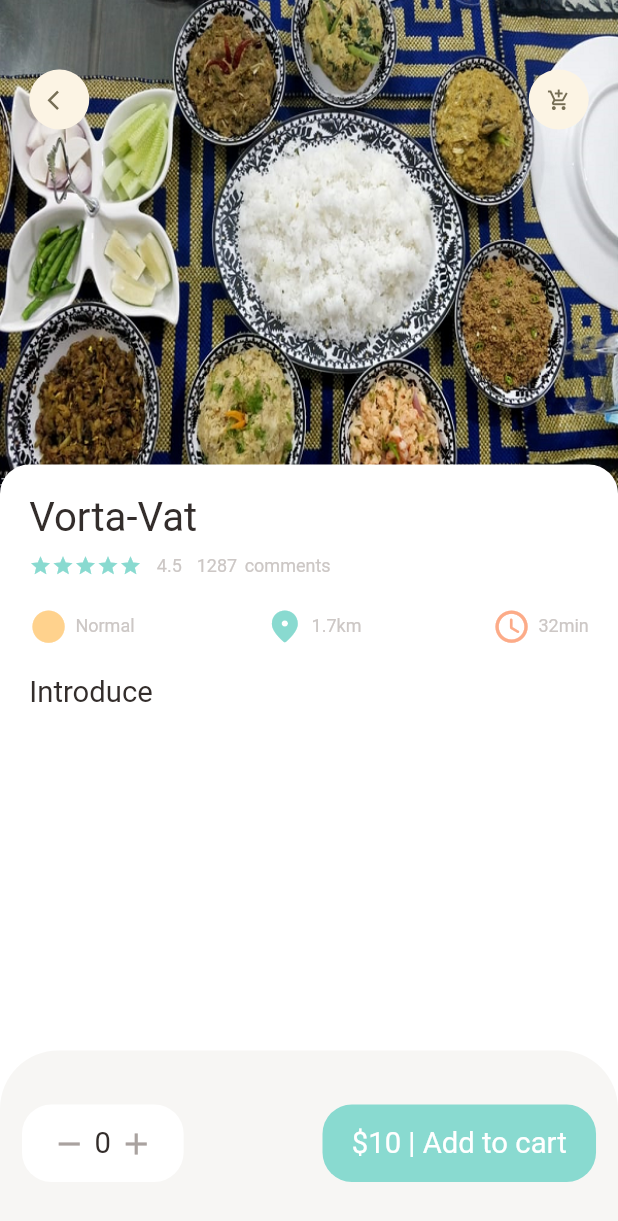
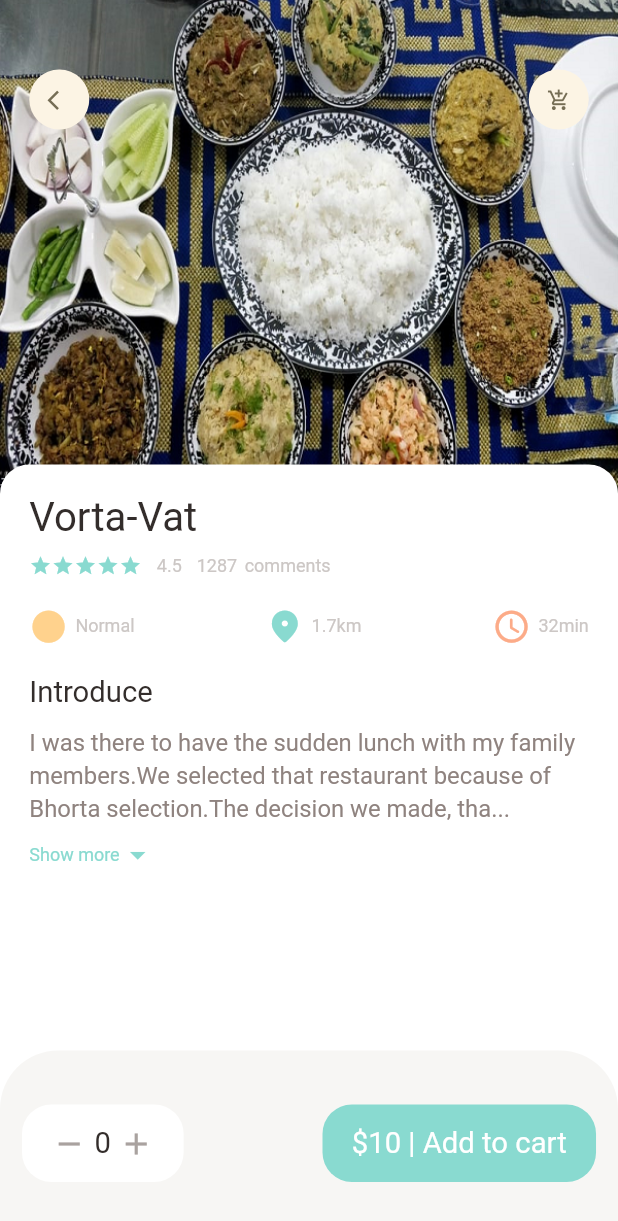
Before and after one commit to asmfahim29/food_delivery, a Flutter app: the screen it shows after launch, on a phone screen of 412 x 824 dp. Shown: the top 1221 px of the screen. Run offline on Flutter 3.47's test engine with Material 2 defaults, Android fonts, the phone set to English and light mode, and no system bars; our stand-ins replace dots_indicator, get.

Commit message:
expandable widget created

```diff
--- a/lib/pages/food/popular_food_details.dart
+++ b/lib/pages/food/popular_food_details.dart
@@ -4,6 +4,7 @@ import 'package:food_apps/colors.dart';
 import 'package:food_apps/utils/dimensions.dart';
 import 'package:food_apps/widgets/app_column.dart';
 import 'package:food_apps/widgets/app_icon.dart';
+import 'package:food_apps/widgets/expandable_text.dart';
 
 import '../../widgets/big_text.dart';
 
@@ -16,6 +17,7 @@ class PopularFoodDetail extends StatelessWidget {
       backgroundColor: Colors.white,
       body: Stack(
         children: [
+          //background image
           Positioned(
               left: 0,
               right: 0,
@@ -31,6 +33,7 @@ class PopularFoodDetail extends StatelessWidget {
                   ),
                 ),
               )),
+          //icon button(back and cart)
           Positioned(
             top: Dimensions.height45,
             left: Dimensions.width20,
@@ -43,6 +46,7 @@ class PopularFoodDetail extends StatelessWidget {
               ],
             ),
           ),
+          //introduction field
           Positioned(
               top: Dimensions.popularFoodImgSize - 20,
               bottom: 0,
@@ -69,7 +73,36 @@ class PopularFoodDetail extends StatelessWidget {
                     ),
                     BigText(
                       text: 'Introduce',
-                    )
+                    ),
+                    SizedBox(
+                      height: Dimensions.height10,
+                    ),
+                    Expanded(
+                      child: SingleChildScrollView(
+                        child: ExpandableText(
+                            text:
+                                "I was there to have the sudden lunch with my family members."
+                                "We selected that restaurant because of Bhorta selection."
+                                "The decision we made, that was not wrong! We had huge quantity of Bhorta with rice there, which was very delicious."
+                                "Very good classic and quick presentation of them made our lunch quick and satisfactory."
+                                "Must try outlet for local classical food (Bhorta) lovers."
+                                "I was there to have the sudden lunch with my family members."
+                                "We selected that restaurant because of Bhorta selection."
+                                "The decision we made, that was not wrong! We had huge quantity of Bhorta with rice there, which was very delicious."
+                                "Very good classic and quick presentation of them made our lunch quick and satisfactory."
+                                "Must try outlet for local classical food (Bhorta) lovers."
+                                "I was there to have the sudden lunch with my family members."
+                                "We selected that restaurant because of Bhorta selection."
+                                "The decision we made, that was not wrong! We had huge quantity of Bhorta with rice there, which was very delicious."
+                                "Very good classic and quick presentation of them made our lunch quick and satisfactory."
+                                "Must try outlet for local classical food (Bhorta) lovers."
+                                "I was there to have the sudden lunch with my family members."
+                                "We selected that restaurant because of Bhorta selection."
+                                "The decision we made, that was not wrong! We had huge quantity of Bhorta with rice there, which was very delicious."
+                                "Very good classic and quick presentation of them made our lunch quick and satisfactory."
+                                "Must try outlet for local classical food (Bhorta) lovers."),
+                      ),
+                    ),
                   ],
                 ),
               )),
--- a/lib/utils/dimensions.dart
+++ b/lib/utils/dimensions.dart
@@ -24,6 +24,7 @@ class Dimensions {
   static double width45 = screenHeight / 17.77;
 
   //font size
+  static double fontBigS16 = screenHeight / 51.75;
   static double fontBigS20 = screenHeight / 42.2;
   static double fontBigS26 = screenHeight / 30.76;
 
--- /dev/null
+++ b/lib/widgets/expandable_text.dart
@@ -0,0 +1,84 @@
+import 'package:flutter/cupertino.dart';
+import 'package:flutter/material.dart';
+import 'package:food_apps/colors.dart';
+import 'package:food_apps/utils/dimensions.dart';
+import 'package:food_apps/widgets/small_text.dart';
+
+class ExpandableText extends StatefulWidget {
+  final String text;
+  const ExpandableText({Key? key, required this.text}) : super(key: key);
+
+  @override
+  State<ExpandableText> createState() => _ExpandableTextState();
+}
+
+class _ExpandableTextState extends State<ExpandableText> {
+  late String firstHalf;
+  late String secondHalf;
+
+  bool hiddenText = true;
+
+  double textHeight = Dimensions.screenHeight / 5.83;
+
+  @override
+  void initState() {
+    super.initState();
+    if (widget.text.length > textHeight) {
+      firstHalf = widget.text.substring(0, textHeight.toInt());
+      secondHalf =
+          widget.text.substring(textHeight.toInt() + 1, widget.text.length);
+    } else {
+      //when we make a variable late that means we have to initialize it first otherwise it may cause,
+      //late initialization error
+      firstHalf = widget.text;
+      secondHalf = "";
+    }
+  }
+
+  @override
+  Widget build(BuildContext context) {
+    return Container(
+      child: secondHalf.isEmpty
+          ? SmallText(
+              height: 1.4,
+              color: AppColor.paraColor,
+              size: Dimensions.fontBigS16,
+              text: firstHalf)
+          : Column(
+              children: [
+                SmallText(
+                    height: 1.4,
+                    color: AppColor.paraColor,
+                    size: Dimensions.fontBigS16,
+                    text: hiddenText
+                        ? ("$firstHalf...")
+                        : (firstHalf + secondHalf)),
+                SizedBox(
+                  height: Dimensions.height10,
+                ),
+                InkWell(
+                  onTap: () {
+                    setState(() {
+                      hiddenText = !hiddenText;
+                    });
+                  },
+                  child: Row(
+                    children: [
+                      SmallText(
+                        text: hiddenText ? "Show more" : "Show less",
+                        color: AppColor.mainColor,
+                      ),
+                      Icon(
+                        hiddenText
+                            ? Icons.arrow_drop_down
+                            : Icons.arrow_drop_up,
+                        color: AppColor.mainColor,
+                      )
+                    ],
+                  ),
+                )
+              ],
+            ),
+    );
+  }
+}
```
